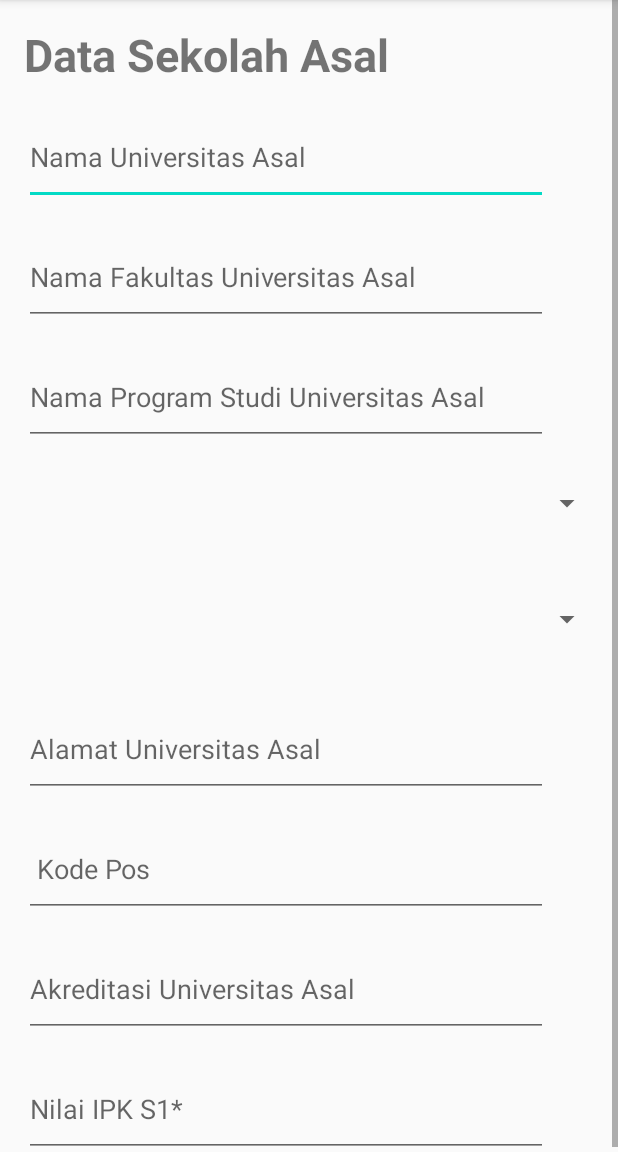
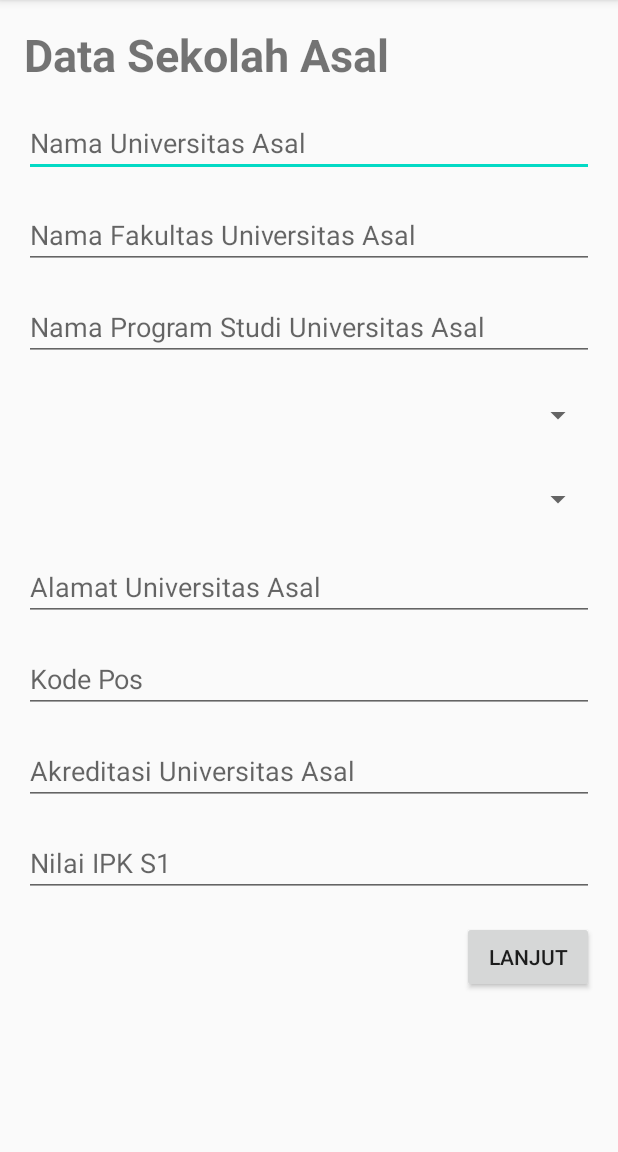
Before and after one commit to polinema-mobile/07-android-ui-halo-brackout-8, an Android app: the SchoolDataActivity screen opened directly, with no data from a screen before it, on a phone screen of 412 x 824 dp, the part 84-1236 px from its top. Run offline under Robolectric (Android 15) with nearby library versions, the phone set to English and light mode, and no system bars.

```diff
--- a/app/src/main/java/com/example/activityintent1/MainActivity.kt
+++ b/app/src/main/java/com/example/activityintent1/MainActivity.kt
@@ -90,7 +90,7 @@ class MainActivity : AppCompatActivity() {
             val jurusan = spinenrJurusan.selectedItem.toString()
 
             val dataMhs = Mahasiswa(nama, nim, dob, kelamin, jurusan)
-            val resultIntent = Intent(this, MoveActivity::class.java)
+            val resultIntent = Intent(this, ResultFormActivity::class.java)
             resultIntent.putExtra(DATA_JENIS, "Parcelable")
             resultIntent.putExtra(DATA_MHS, dataMhs)
             startActivity(resultIntent)
@@ -102,7 +102,7 @@ class MainActivity : AppCompatActivity() {
             val kelamin = radioButtonSelection()
             val jurusan = spinenrJurusan.selectedItem.toString()
 
-            val resultIntent = Intent(this, MoveActivity::class.java)
+            val resultIntent = Intent(this, ResultFormActivity::class.java)
             resultIntent.putExtra(DATA_JENIS, "Intent")
             resultIntent.putExtra(DATA_NAMA, nama)
             resultIntent.putExtra(DATA_NIM, nim)
--- a/app/src/main/java/com/example/activityintent1/MoveActivity.kt
+++ b/app/src/main/java/com/example/activityintent1/ResultFormActivity.kt
@@ -4,7 +4,7 @@ import androidx.appcompat.app.AppCompatActivity
 import android.os.Bundle
 import android.widget.TextView
 
-class MoveActivity : AppCompatActivity() {
+class ResultFormActivity : AppCompatActivity() {
     private val DATA_JENIS = "DATA_JENIS"
     private val DATA_MHS = "DATA_MHS"
     private val DATA_NAMA = "DATA_NAMA"
@@ -25,7 +25,7 @@ class MoveActivity : AppCompatActivity() {
 
     override fun onCreate(savedInstanceState: Bundle?) {
         super.onCreate(savedInstanceState)
-        setContentView(R.layout.activity_move)
+        setContentView(R.layout.activity_result_form)
 
         setUp()
         getData()
--- a/app/src/main/res/layout/activity_move.xml
+++ b/app/src/main/res/layout/activity_result_form.xml
@@ -4,7 +4,7 @@
     xmlns:tools="http://schemas.android.com/tools"
     android:layout_width="match_parent"
     android:layout_height="match_parent"
-    tools:context=".MoveActivity">
+    tools:context=".ResultFormActivity">
 
     <TextView
         android:id="@+id/nama"
--- a/app/src/main/res/layout/activity_school_data.xml
+++ b/app/src/main/res/layout/activity_school_data.xml
@@ -10,13 +10,12 @@
         android:layout_width="match_parent"
         android:layout_height="match_parent">
 
-        <LinearLayout
+        <androidx.constraintlayout.widget.ConstraintLayout
             android:layout_width="match_parent"
-            android:layout_height="wrap_content"
-            android:orientation="vertical" >
+            android:layout_height="wrap_content">
 
             <TextView
-                android:id="@+id/textView2"
+                android:id="@+id/textTitleSchoolData"
                 android:layout_width="wrap_content"
                 android:layout_height="wrap_content"
                 android:layout_marginStart="16dp"
@@ -28,93 +27,139 @@
                 android:text="Data Sekolah Asal"/>
 
             <EditText
-                android:id="@+id/editTextTextPersonName11"
-                android:layout_width="349dp"
-                android:layout_height="64dp"
-                android:layout_marginStart="16dp"
-                android:layout_marginTop="16dp"
+                android:id="@+id/editTextUnivAsal"
+                android:layout_width="match_parent"
+                android:layout_height="wrap_content"
                 android:ems="10"
                 android:hint="Nama Universitas Asal"
-                android:inputType="textPersonName" />
-
-            <EditText
-                android:id="@+id/editTextTextPersonName12"
-                android:layout_width="349dp"
-                android:layout_height="64dp"
-                android:layout_marginStart="16dp"
-                android:layout_marginTop="16dp"
-                android:ems="10"
-                android:hint="Nama Fakultas Universitas Asal"
-                android:inputType="textPersonName" />
-
-            <EditText
-                android:id="@+id/editTextTextPersonName13"
-                android:layout_width="349dp"
-                android:layout_height="64dp"
-                android:layout_marginStart="16dp"
-                android:layout_marginTop="16dp"
-                android:ems="10"
-                android:hint="Nama Program Studi Universitas Asal"
-                android:inputType="textPersonName" />
-
-            <Spinner
-                android:id="@+id/spinner7"
-                android:layout_width="386dp"
-                android:layout_height="45dp"
+                android:inputType="textPersonName"
                 android:layout_marginStart="16dp"
                 android:layout_marginTop="16dp"
                 android:layout_marginEnd="16dp"
-                android:layout_marginBottom="16dp" />
+                app:layout_constraintTop_toBottomOf="@id/textTitleSchoolData"
+                app:layout_constraintEnd_toEndOf="parent"
+                app:layout_constraintLeft_toLeftOf="parent" />
 
-            <Spinner
-                android:id="@+id/spinner8"
-                android:layout_width="386dp"
-                android:layout_height="45dp"
+            <EditText
+                android:id="@+id/editTextFakultasAsal"
+                android:layout_width="match_parent"
+                android:layout_height="wrap_content"
+                android:ems="10"
+                android:hint="Nama Fakultas Universitas Asal"
+                android:inputType="textPersonName"
                 android:layout_marginStart="16dp"
                 android:layout_marginTop="16dp"
                 android:layout_marginEnd="16dp"
-                android:layout_marginBottom="16dp" />
+                app:layout_constraintTop_toBottomOf="@id/editTextUnivAsal"
+                app:layout_constraintEnd_toEndOf="parent"
+                app:layout_constraintLeft_toLeftOf="parent" />
 
             <EditText
-                android:id="@+id/editTextTextPersonName14"
-                android:layout_width="349dp"
-                android:layout_height="64dp"
+                android:id="@+id/editTextProdiAsal"
+                android:layout_width="match_parent"
+                android:layout_height="wrap_content"
+                android:ems="10"
+                android:hint="Nama Program Studi Universitas Asal"
+                android:inputType="textPersonName"
                 android:layout_marginStart="16dp"
                 android:layout_marginTop="16dp"
+                android:layout_marginEnd="16dp"
+                app:layout_constraintTop_toBottomOf="@id/editTextFakultasAsal"
+                app:layout_constraintEnd_toEndOf="parent"
+                app:layout_constraintLeft_toLeftOf="parent" />
+
+            <Spinner
+                android:id="@+id/spinnerProvinsiUnivAsal"
+                android:layout_width="match_parent"
+                android:layout_height="40dp"
+                android:layout_marginStart="16dp"
+                android:layout_marginTop="16dp"
+                android:layout_marginEnd="16dp"
+                app:layout_constraintTop_toBottomOf="@id/editTextProdiAsal"
+                app:layout_constraintEnd_toEndOf="parent"
+                app:layout_constraintLeft_toLeftOf="parent"/>
+
+            <Spinner
+                android:id="@+id/spinnerKotaUnivAsal"
+                android:layout_width="match_parent"
+                android:layout_height="40dp"
+                android:layout_marginStart="16dp"
+                android:layout_marginTop="16dp"
+                android:layout_marginEnd="16dp"
+                app:layout_constraintTop_toBottomOf="@id/spinnerProvinsiUnivAsal"
+                app:layout_constraintEnd_toEndOf="parent"
+                app:layout_constraintLeft_toLeftOf="parent" />
+
+            <EditText
+                android:id="@+id/editTextAlamatUnivAsal"
+                android:layout_width="match_parent"
+                android:layout_height="wrap_content"
                 android:ems="10"
                 android:hint="Alamat Universitas Asal"
-                android:inputType="textPersonName" />
+                android:inputType="textPersonName"
+                android:layout_marginStart="16dp"
+                android:layout_marginTop="16dp"
+                android:layout_marginEnd="16dp"
+                app:layout_constraintTop_toBottomOf="@id/spinnerKotaUnivAsal"
+                app:layout_constraintEnd_toEndOf="parent"
+                app:layout_constraintLeft_toLeftOf="parent" />
 
             <EditText
-                android:id="@+id/editTextTextPersonName15"
-                android:layout_width="349dp"
-                android:layout_height="64dp"
+                android:id="@+id/editTextKodePos"
+                android:layout_width="match_parent"
+                android:layout_height="wrap_content"
+                android:ems="10"
+                android:hint="Kode Pos"
+                android:inputType="number"
                 android:layout_marginStart="16dp"
                 android:layout_marginTop="16dp"
-                android:ems="10"
-                android:hint=" Kode Pos"
-                android:inputType="textPersonName" />
+                android:layout_marginEnd="16dp"
+                app:layout_constraintTop_toBottomOf="@id/editTextAlamatUnivAsal"
+                app:layout_constraintEnd_toEndOf="parent"
+                app:layout_constraintLeft_toLeftOf="parent" />
 
             <EditText
-                android:id="@+id/editTextTextPersonName16"
-                android:layout_width="349dp"
-                android:layout_height="64dp"
+                android:id="@+id/editTextAkreditasiUnivAsal"
+                android:layout_width="match_parent"
+                android:layout_height="wrap_content"
+                android:ems="10"
+                android:hint="Akreditasi Universitas Asal"
+                android:inputType="textPersonName"
                 android:layout_marginStart="16dp"
                 android:layout_marginTop="16dp"
-                android:ems="10"
-                android:hint="Akreditasi Universitas Asal"
-                android:inputType="textPersonName" />
+                android:layout_marginEnd="16dp"
+                app:layout_constraintTop_toBottomOf="@id/editTextKodePos"
+                app:layout_constraintEnd_toEndOf="parent"
+                app:layout_constraintLeft_toLeftOf="parent" />
 
             <EditText
-                android:id="@+id/editTextTextPersonName17"
-                android:layout_width="349dp"
-                android:layout_height="64dp"
+                android:id="@+id/editTextNilaiIPK"
+                android:layout_width="match_parent"
+                android:layout_height="wrap_content"
+                android:ems="10"
+                android:hint="Nilai IPK S1"
+                android:inputType="numberDecimal"
                 android:layout_marginStart="16dp"
                 android:layout_marginTop="16dp"
-                android:ems="10"
-                android:hint="Nilai IPK S1*"
-                android:inputType="textPersonName" />
-        </LinearLayout>
+                android:layout_marginEnd="16dp"
+                app:layout_constraintTop_toBottomOf="@id/editTextAkreditasiUnivAsal"
+                app:layout_constraintEnd_toEndOf="parent"
+                app:layout_constraintLeft_toLeftOf="parent" />
+
+            <Button
+                android:id="@+id/btnGoToResult"
+                android:layout_width="wrap_content"
+                android:layout_height="wrap_content"
+                android:layout_marginStart="16dp"
+                android:layout_marginTop="16dp"
+                android:layout_marginEnd="16dp"
+                android:text="Lanjut"
+                app:layout_constraintEnd_toEndOf="parent"
+                app:layout_constraintLeft_toLeftOf="parent"
+                app:layout_constraintTop_toBottomOf="@id/editTextNilaiIPK" />
+
+        </androidx.constraintlayout.widget.ConstraintLayout>
+
     </ScrollView>
 
 </androidx.constraintlayout.widget.ConstraintLayout>
```
Also changed, not shown: app/src/main/AndroidManifest.xml (+16 -6 lines).
